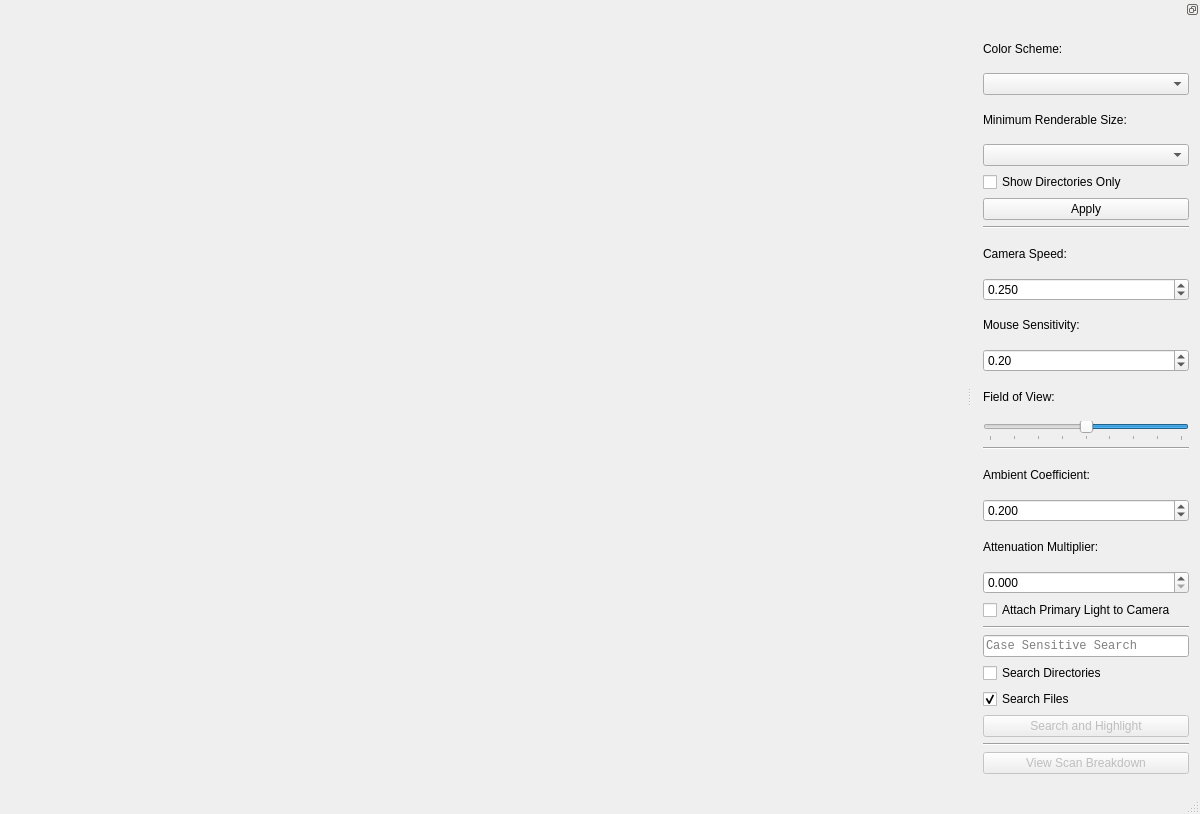
This is Source/View/mainWindow.ui in TimSevereijns/D-Viz as Qt 5 draws it before an edit. The edited form follows.
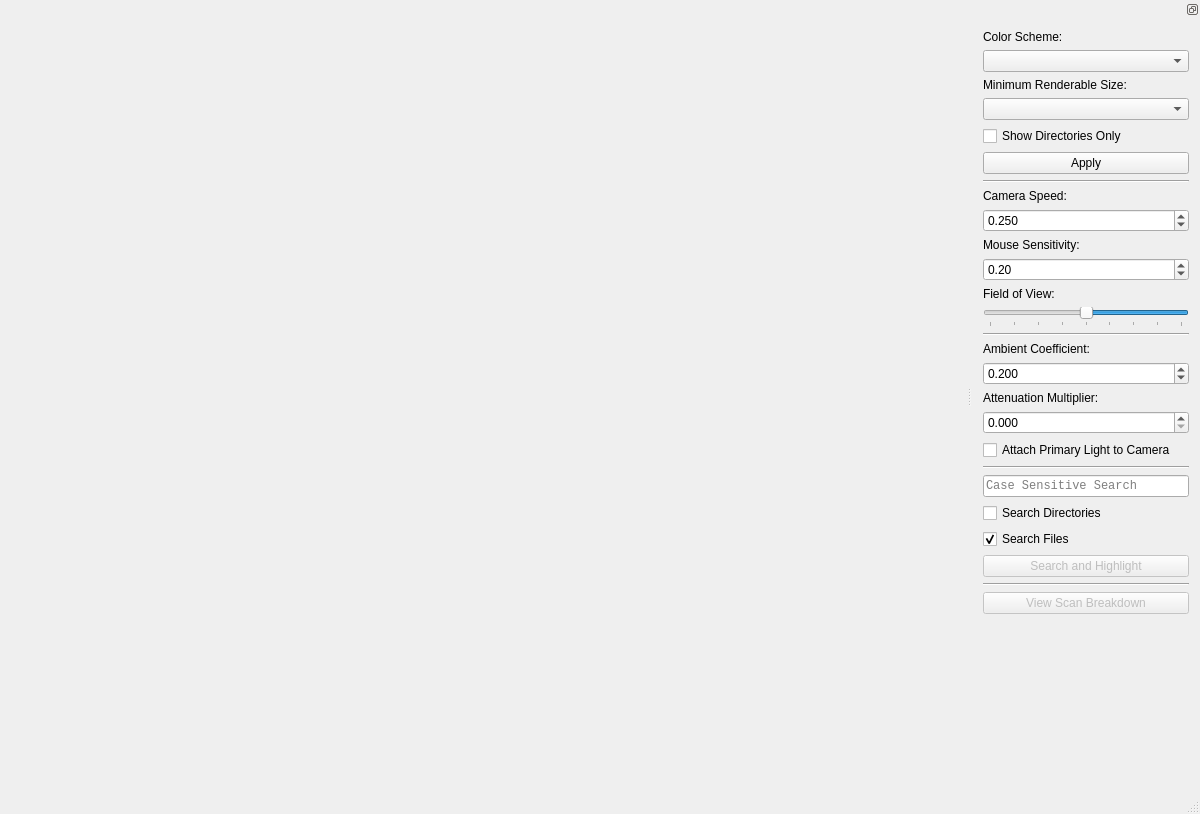
This is the edited form.

Commit message:
Show Lighting Options Conditionally
+ The lighting options in the sidebar will now only be shown if that functionality has been requested via the debugging menu.

Diff of the .ui file:
```diff
--- a/Source/View/mainWindow.ui
+++ b/Source/View/mainWindow.ui
@@ -63,7 +63,7 @@
    <property name="minimumSize">
     <size>
      <width>228</width>
-     <height>500</height>
+     <height>613</height>
     </size>
    </property>
    <property name="features">
@@ -234,7 +234,10 @@
       </widget>
      </item>
      <item>
-      <widget class="QLabel" name="label_2">
+      <widget class="QLabel" name="attentuationMultiplierSpinnerLabel">
+       <property name="enabled">
+        <bool>true</bool>
+       </property>
        <property name="text">
         <string>Attenuation Multiplier:</string>
        </property>
@@ -346,6 +349,12 @@
        <property name="orientation">
         <enum>Qt::Vertical</enum>
        </property>
+       <property name="sizeHint" stdset="0">
+        <size>
+         <width>0</width>
+         <height>0</height>
+        </size>
+       </property>
       </spacer>
      </item>
     </layout>
```
Left out of the diff: 4 changed lines with no effect on the pictures. The commit also changes 2 other files.
